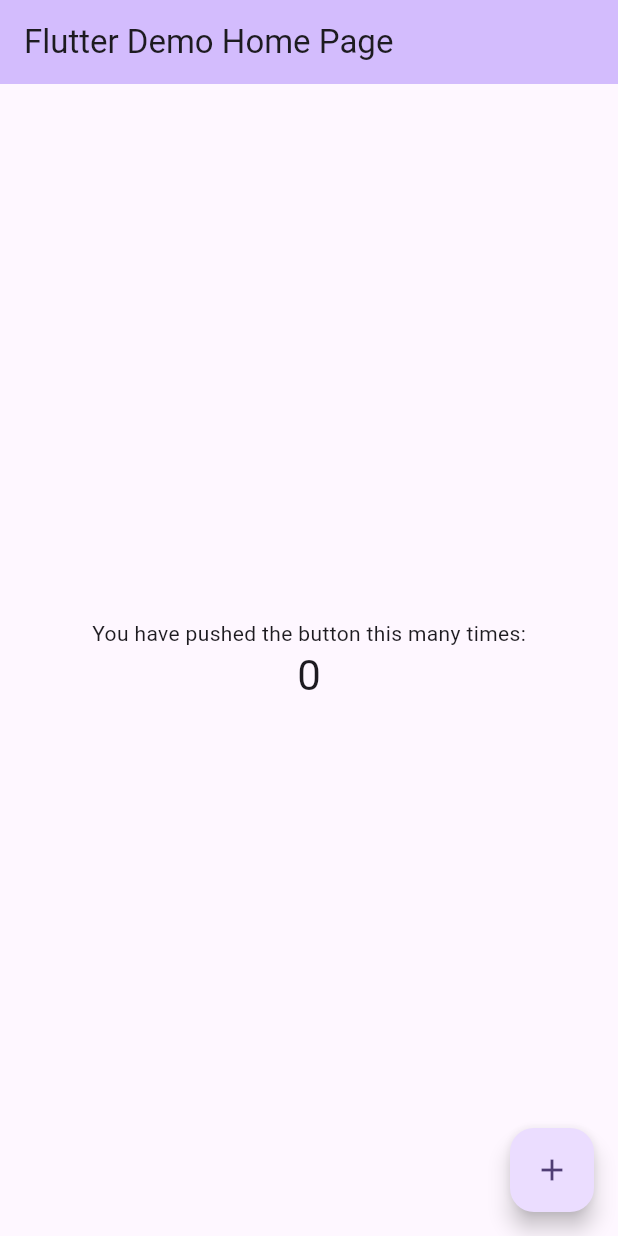
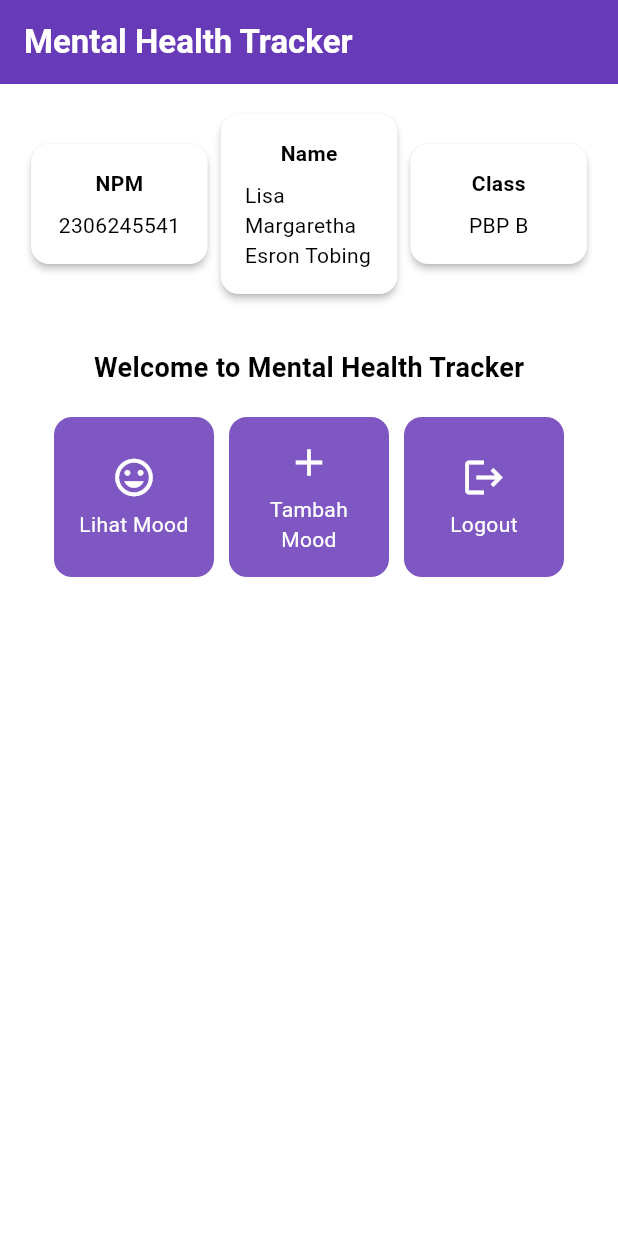
Before and after one commit to ondaonde/mental-health-tracker-mobile, a Flutter app: the screen it shows after launch, on a phone screen of 412 x 824 dp. Run offline on Flutter 3.47's test engine with Material 3 defaults, Android fonts, the phone set to English and light mode, and no system bars.

Commit message:
Tutorial 6

```diff
--- a/lib/main.dart
+++ b/lib/main.dart
@@ -1,3 +1,4 @@
+import 'package:mental_health_tracker/menu.dart';
 import 'package:flutter/material.dart';
 
 void main() {
@@ -28,98 +29,12 @@ class MyApp extends StatelessWidget {
         //
         // This works for code too, not just values: Most code changes can be
         // tested with just a hot reload.
-        colorScheme: ColorScheme.fromSeed(seedColor: Colors.deepPurple),
+        colorScheme: ColorScheme.fromSwatch(
+        primarySwatch: Colors.deepPurple,
+        ).copyWith(secondary: Colors.deepPurple[400]),
         useMaterial3: true,
       ),
-      home: const MyHomePage(title: 'Flutter Demo Home Page'),
+      home :MyHomePage(),
     );
   }
 }
-
-class MyHomePage extends StatefulWidget {
-  const MyHomePage({super.key, required this.title});
-
-  // This widget is the home page of your application. It is stateful, meaning
-  // that it has a State object (defined below) that contains fields that affect
-  // how it looks.
-
-  // This class is the configuration for the state. It holds the values (in this
-  // case the title) provided by the parent (in this case the App widget) and
-  // used by the build method of the State. Fields in a Widget subclass are
-  // always marked "final".
-
-  final String title;
-
-  @override
-  State<MyHomePage> createState() => _MyHomePageState();
-}
-
-class _MyHomePageState extends State<MyHomePage> {
-  int _counter = 0;
-
-  void _incrementCounter() {
-    setState(() {
-      // This call to setState tells the Flutter framework that something has
-      // changed in this State, which causes it to rerun the build method below
-      // so that the display can reflect the updated values. If we changed
-      // _counter without calling setState(), then the build method would not be
-      // called again, and so nothing would appear to happen.
-      _counter++;
-    });
-  }
-
-  @override
-  Widget build(BuildContext context) {
-    // This method is rerun every time setState is called, for instance as done
-    // by the _incrementCounter method above.
-    //
-    // The Flutter framework has been optimized to make rerunning build methods
-    // fast, so that you can just rebuild anything that needs updating rather
-    // than having to individually change instances of widgets.
-    return Scaffold(
-      appBar: AppBar(
-        // TRY THIS: Try changing the color here to a specific color (to
-        // Colors.amber, perhaps?) and trigger a hot reload to see the AppBar
-        // change color while the other colors stay the same.
-        backgroundColor: Theme.of(context).colorScheme.inversePrimary,
-        // Here we take the value from the MyHomePage object that was created by
-        // the App.build method, and use it to set our appbar title.
-        title: Text(widget.title),
-      ),
-      body: Center(
-        // Center is a layout widget. It takes a single child and positions it
-        // in the middle of the parent.
-        child: Column(
-          // Column is also a layout widget. It takes a list of children and
-          // arranges them vertically. By default, it sizes itself to fit its
-          // children horizontally, and tries to be as tall as its parent.
-          //
-          // Column has various properties to control how it sizes itself and
-          // how it positions its children. Here we use mainAxisAlignment to
-          // center the children vertically; the main axis here is the vertical
-          // axis because Columns are vertical (the cross axis would be
-          // horizontal).
-          //
-          // TRY THIS: Invoke "debug painting" (choose the "Toggle Debug Paint"
-          // action in the IDE, or press "p" in the console), to see the
-          // wireframe for each widget.
-          mainAxisAlignment: MainAxisAlignment.center,
-          children: <Widget>[
-            const Text(
-              'You have pushed the button this many times:',
-            ),
-            Text(
-              '$_counter',
-              style: Theme.of(context).textTheme.headlineMedium,
-            ),
-          ],
-        ),
-      ),
-      floatingActionButton: FloatingActionButton(
-        onPressed: _incrementCounter,
-        tooltip: 'Increment',
-        child: const Icon(Icons.add),
-      ), // This trailing comma makes auto-formatting nicer for build methods.
-    );
-  }
-}
--- /dev/null
+++ b/lib/menu.dart
@@ -0,0 +1,187 @@
+import 'package:flutter/material.dart';
+
+class MyHomePage extends StatelessWidget {
+    MyHomePage({super.key});
+    final String npm = '2306245541'; // NPM
+    final String name = 'Lisa Margaretha Esron Tobing'; // Nama
+    final String className = 'PBP B'; // Kelas
+
+    final List<ItemHomepage> items = [
+        ItemHomepage("Lihat Mood", Icons.mood),
+        ItemHomepage("Tambah Mood", Icons.add),
+        ItemHomepage("Logout", Icons.logout),
+    ];
+
+    @override
+    Widget build(BuildContext context) {
+      // Scaffold menyediakan struktur dasar halaman dengan AppBar dan body.
+      return Scaffold(
+        // AppBar adalah bagian atas halaman yang menampilkan judul.
+        appBar: AppBar(
+          // Judul aplikasi "Mental Health Tracker" dengan teks putih dan tebal.
+          title: const Text(
+            'Mental Health Tracker',
+            style: TextStyle(
+              color: Colors.white,
+              fontWeight: FontWeight.bold,
+            ),
+          ),
+          // Warna latar belakang AppBar diambil dari skema warna tema aplikasi.
+          backgroundColor: Theme.of(context).colorScheme.primary,
+        ),
+        // Body halaman dengan padding di sekelilingnya.
+        body: Padding(
+          padding: const EdgeInsets.all(16.0),
+          // Menyusun widget secara vertikal dalam sebuah kolom.
+          child: Column(
+            crossAxisAlignment: CrossAxisAlignment.center,
+            children: [
+              // Row untuk menampilkan 3 InfoCard secara horizontal.
+              Row(
+                mainAxisAlignment: MainAxisAlignment.spaceEvenly,
+                children: [
+                  InfoCard(title: 'NPM', content: npm),
+                  InfoCard(title: 'Name', content: name),
+                  InfoCard(title: 'Class', content: className),
+                ],
+              ),
+
+              // Memberikan jarak vertikal 16 unit.
+              const SizedBox(height: 16.0),
+
+              // Menempatkan widget berikutnya di tengah halaman.
+              Center(
+                child: Column(
+                  // Menyusun teks dan grid item secara vertikal.
+
+                  children: [
+                    // Menampilkan teks sambutan dengan gaya tebal dan ukuran 18.
+                    const Padding(
+                      padding: EdgeInsets.only(top: 16.0),
+                      child: Text(
+                        'Welcome to Mental Health Tracker',
+                        style: TextStyle(
+                          fontWeight: FontWeight.bold,
+                          fontSize: 18.0,
+                        ),
+                      ),
+                    ),
+
+                    // Grid untuk menampilkan ItemCard dalam bentuk grid 3 kolom.
+                    GridView.count(
+                      primary: true,
+                      padding: const EdgeInsets.all(20),
+                      crossAxisSpacing: 10,
+                      mainAxisSpacing: 10,
+                      crossAxisCount: 3,
+                      // Agar grid menyesuaikan tinggi kontennya.
+                      shrinkWrap: true,
+
+                      // Menampilkan ItemCard untuk setiap item dalam list items.
+                      children: items.map((ItemHomepage item) {
+                        return ItemCard(item);
+                      }).toList(),
+                    ),
+                  ],
+                ),
+              ),
+            ],
+          ),
+        ),
+      );
+    }
+  }
+
+class InfoCard extends StatelessWidget {
+  // Kartu informasi yang menampilkan title dan content.
+
+  final String title;  // Judul kartu.
+  final String content;  // Isi kartu.
+
+  const InfoCard({super.key, required this.title, required this.content});
+
+  @override
+  Widget build(BuildContext context) {
+    return Card(
+      // Membuat kotak kartu dengan bayangan dibawahnya.
+      elevation: 2.0,
+      child: Container(
+        // Mengatur ukuran dan jarak di dalam kartu.
+        width: MediaQuery.of(context).size.width / 3.5, // menyesuaikan dengan lebar device yang digunakan.
+        padding: const EdgeInsets.all(16.0),
+        // Menyusun title dan content secara vertikal.
+        child: Column(
+          children: [
+            Text(
+              title,
+              style: const TextStyle(fontWeight: FontWeight.bold),
+            ),
+            const SizedBox(height: 8.0),
+            Text(content),
+          ],
+        ),
+      ),
+    );
+  }
+}
+
+class ItemCard extends StatelessWidget {
+  // Menampilkan kartu dengan ikon dan nama.
+
+  final ItemHomepage item;
+
+  const ItemCard(this.item, {super.key});
+
+  @override
+  Widget build(BuildContext context) {
+    return Material(
+      // Menentukan warna latar belakang dari tema aplikasi.
+      color: Theme.of(context).colorScheme.secondary,
+      // Membuat sudut kartu melengkung.
+      borderRadius: BorderRadius.circular(12),
+
+      child: InkWell(
+        // Aksi ketika kartu ditekan.
+        onTap: () {
+          // Menampilkan pesan SnackBar saat kartu ditekan.
+          ScaffoldMessenger.of(context)
+            ..hideCurrentSnackBar()
+            ..showSnackBar(
+              SnackBar(content: Text("Kamu telah menekan tombol ${item.name}!"))
+            );
+        },
+        // Container untuk menyimpan Icon dan Text
+        child: Container(
+          padding: const EdgeInsets.all(8),
+          child: Center(
+            child: Column(
+              // Menyusun ikon dan teks di tengah kartu.
+              mainAxisAlignment: MainAxisAlignment.center,
+              children: [
+                Icon(
+                  item.icon,
+                  color: Colors.white,
+                  size: 30.0,
+                ),
+                const Padding(padding: EdgeInsets.all(3)),
+                Text(
+                  item.name,
+                  textAlign: TextAlign.center,
+                  style: const TextStyle(color: Colors.white),
+                ),
+              ],
+            ),
+          ),
+        ),
+      ),
+    );
+  }
+
+}
+
+class ItemHomepage {
+    final String name;
+    final IconData icon;
+
+    ItemHomepage(this.name, this.icon);
+}
```
